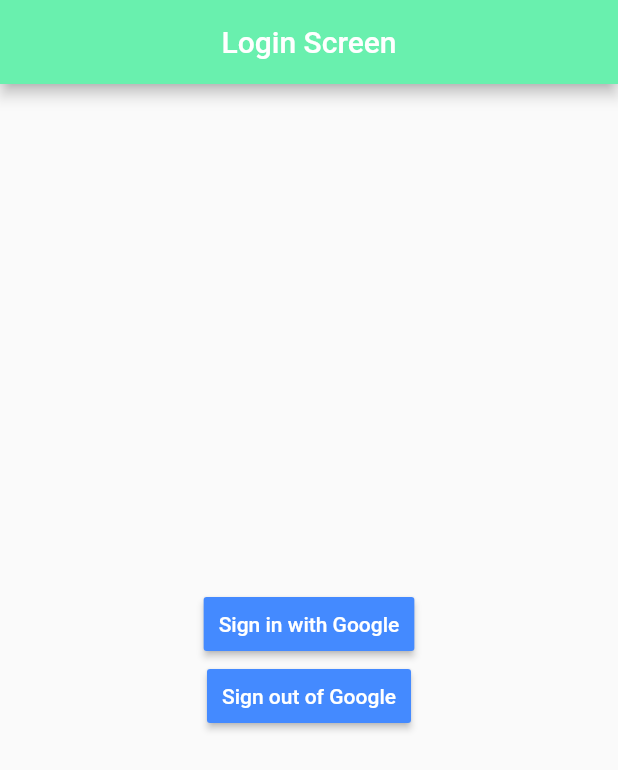
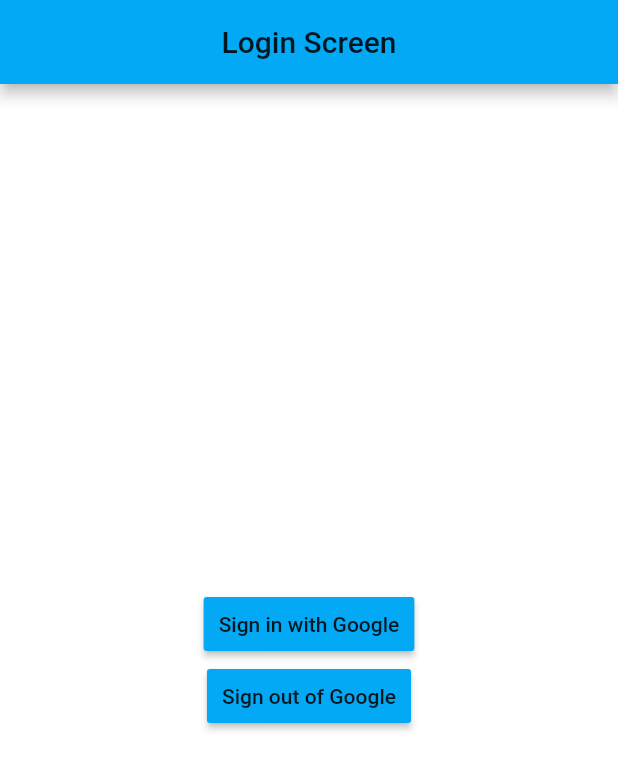
Before and after one commit to k-k-d/Flutter_Chat_SoC, a Flutter app: the screen it shows after launch, on a phone screen of 412 x 824 dp. Shown: the top 770 px of the screen. Run offline on Flutter 3.47's test engine with Material 2 defaults, Android fonts, the phone set to English and light mode, and no system bars; our stand-ins replace cloud_firestore, firebase_auth, firebase_core, fluttertoast, google_sign_in, shared_preferences; accounts and stored records are empty.

Commit message:
Changing Colors

```diff
--- a/lib/login.dart
+++ b/lib/login.dart
@@ -49,13 +49,14 @@ class LoginScreenState extends State<LoginScreen>{
   @override
   Widget build(BuildContext context)  {
     return Scaffold(
+      backgroundColor: Colors.white24,
       appBar: AppBar(
-        backgroundColor: Colors.greenAccent,
+        backgroundColor: Colors.lightBlue,
         centerTitle: true,
         title: Text(
           "Login Screen",
           style: TextStyle(
-            color: Colors.white
+            color: Colors.black87
           ),
         ),
       ),
@@ -70,10 +71,10 @@ class LoginScreenState extends State<LoginScreen>{
                   child: Text(
                     "Sign in with Google",
                     style: TextStyle(
-                    color: Colors.white
+                    color: Colors.black87
                     ),
                   ),
-                  color: Colors.blueAccent,
+                  color: Colors.lightBlue,
                   padding: EdgeInsets.all(10.0),
                 ),
                 RaisedButton(
@@ -81,10 +82,10 @@ class LoginScreenState extends State<LoginScreen>{
                   child: Text(
                     "Sign out of Google",
                     style: TextStyle(
-                    color: Colors.white
+                    color: Colors.black87
                     ),
                   ),
-                  color: Colors.blueAccent,
+                  color: Colors.lightBlue,
                   padding: EdgeInsets.all(10.0),
                 ),
               ]
@@ -95,10 +96,10 @@ class LoginScreenState extends State<LoginScreen>{
             ? Container(
               child: Center(
                 child: CircularProgressIndicator(
-                  valueColor: AlwaysStoppedAnimation<Color>(Colors.blueAccent),
+                  valueColor: AlwaysStoppedAnimation<Color>(Colors.lightBlue),
                 ),
               ),
-              color: Colors.white.withOpacity(0.5),
+              color: Colors.black.withOpacity(0.5),
             )
             : Container()
           )
```
Also changed, not shown: lib/chat.dart (+17 -10 lines), lib/home.dart (+36 -7 lines).
